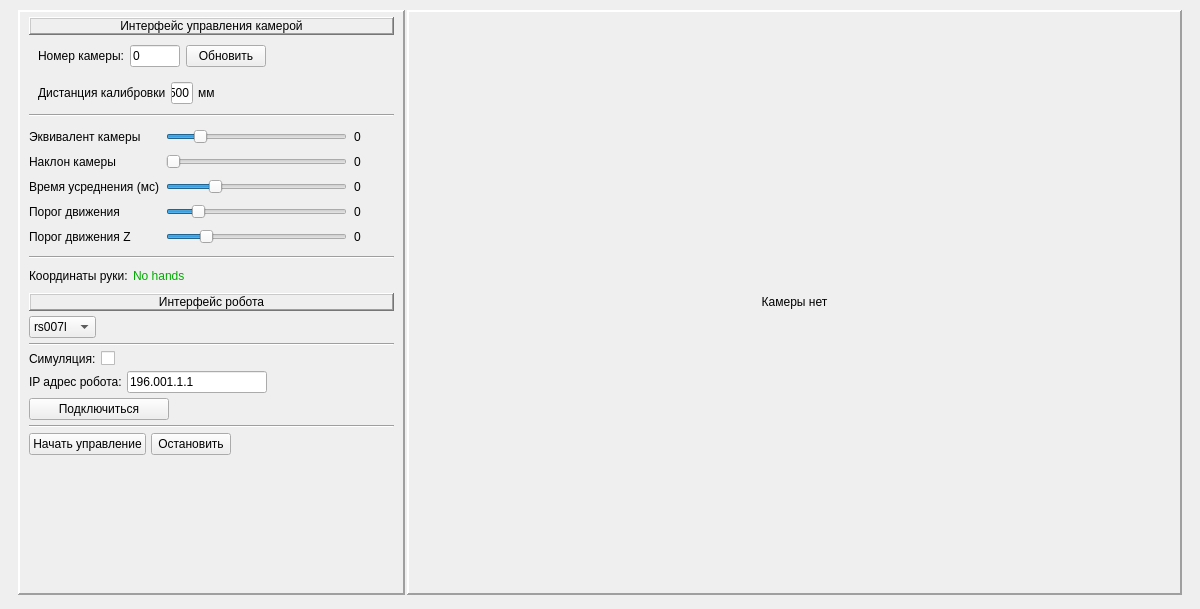
First picture: the form in py/CatControl/Qt/PyQtWindow.ui, repository KirillHit/HandTracker, before the edit.
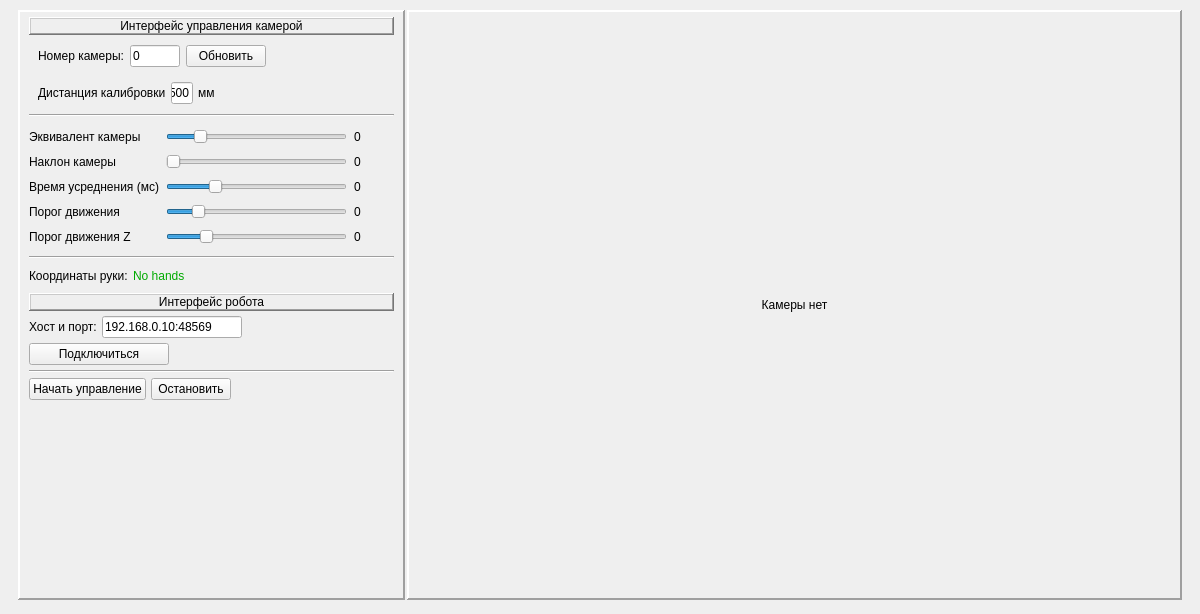
Second picture: the form after the edit.

What changed in the file:
```diff
--- a/py/CatControl/Qt/PyQtWindow.ui
+++ b/py/CatControl/Qt/PyQtWindow.ui
@@ -10,7 +10,7 @@
     <x>0</x>
     <y>0</y>
     <width>1200</width>
-    <height>609</height>
+    <height>614</height>
    </rect>
   </property>
   <property name="windowTitle">
@@ -563,100 +563,12 @@
               </property>
              </widget>
             </item>
-            <item>
-             <layout class="QHBoxLayout" name="horizontalLayout_7">
-              <item>
-               <widget class="QComboBox" name="ModelRobot">
-                <item>
-                 <property name="text">
-                  <string>rs007l</string>
-                 </property>
-                </item>
-                <item>
-                 <property name="text">
-                  <string>rs007n</string>
-                 </property>
-                </item>
-                <item>
-                 <property name="text">
-                  <string>rs013n</string>
-                 </property>
-                </item>
-                <item>
-                 <property name="text">
-                  <string>rs020n</string>
-                 </property>
-                </item>
-                <item>
-                 <property name="text">
-                  <string>rs025n</string>
-                 </property>
-                </item>
-                <item>
-                 <property name="text">
-                  <string>rs080n</string>
-                 </property>
-                </item>
-               </widget>
-              </item>
-              <item>
-               <widget class="QLabel" name="label_16">
-                <property name="sizePolicy">
-                 <sizepolicy hsizetype="Expanding" vsizetype="Preferred">
-                  <horstretch>0</horstretch>
-                  <verstretch>0</verstretch>
-                 </sizepolicy>
-                </property>
-                <property name="text">
-                 <string/>
-                </property>
-               </widget>
-              </item>
-             </layout>
-            </item>
-            <item>
-             <widget class="Line" name="line_3">
-              <property name="orientation">
-               <enum>Qt::Horizontal</enum>
-              </property>
-             </widget>
-            </item>
-            <item>
-             <layout class="QHBoxLayout" name="horizontalLayout_8">
-              <item>
-               <widget class="QLabel" name="label_17">
-                <property name="text">
-                 <string>Симуляция:</string>
-                </property>
-                <property name="margin">
-                 <number>5</number>
-                </property>
-               </widget>
-              </item>
-              <item>
-               <widget class="QCheckBox" name="SimulationCheckBox">
-                <property name="sizePolicy">
-                 <sizepolicy hsizetype="Expanding" vsizetype="Fixed">
-                  <horstretch>0</horstretch>
-                  <verstretch>0</verstretch>
-                 </sizepolicy>
-                </property>
-                <property name="text">
-                 <string/>
-                </property>
-                <property name="tristate">
-                 <bool>false</bool>
-                </property>
-               </widget>
-              </item>
-             </layout>
-            </item>
             <item>
              <layout class="QHBoxLayout" name="horizontalLayout_4">
               <item>
                <widget class="QLabel" name="label_12">
                 <property name="text">
-                 <string>IP адрес робота:</string>
+                 <string>Хост и порт:</string>
                 </property>
                 <property name="margin">
                  <number>5</number>
@@ -686,7 +598,7 @@
                  <set>Qt::ImhNone</set>
                 </property>
                 <property name="text">
-                 <string>196.001.1.1</string>
+                 <string>192.168.0.10:48569</string>
                 </property>
                </widget>
               </item>
```
Left out of the diff: 19 changed lines with no effect on the pictures.
